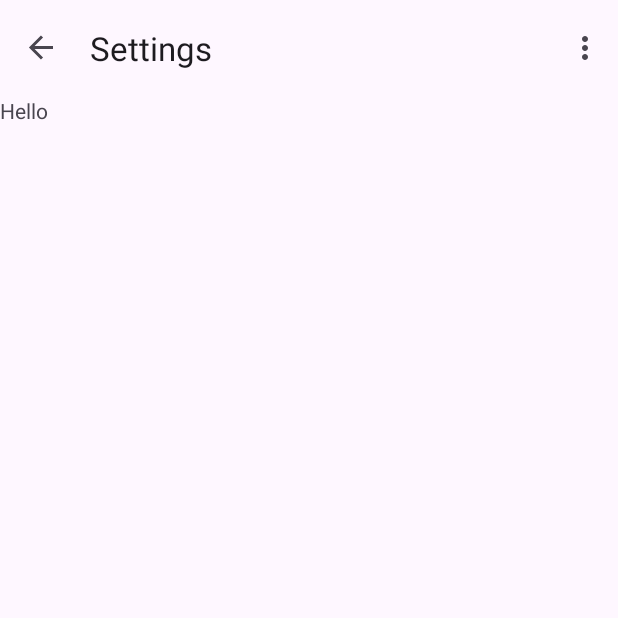
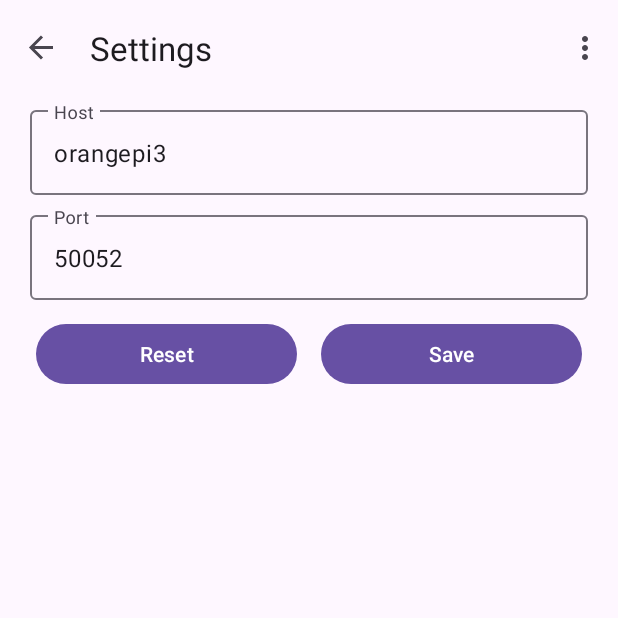
Before and after one commit to Greateapot/roaure, an Android app: the SettingsFragment screen opened through its navigation route, on a phone screen of 412 x 824 dp, the top half of it. Run offline under Robolectric (Android 15) with nearby library versions, the phone set to English and light mode, and no system bars; our stand-ins replace navigation-ui; 1 statement that could not run was skipped.

Commit message:
Settings (prefs), убрал некоторые todo

```diff
--- a/frontend/app/src/main/java/re/greateapot/roaure/App.java
+++ b/frontend/app/src/main/java/re/greateapot/roaure/App.java
@@ -9,7 +9,10 @@ public class App extends Application {
     public void onCreate() {
         super.onCreate();
 
-        // TODO: load host & port from prefs (with defaults: host: "orangepi3", port: 50052)
-        RoaureServiceClient.init("192.168.10.151", 50052);
+        var prefs = getSharedPreferences("conf", MODE_PRIVATE);
+        var host = prefs.getString(getResources().getString(R.string.backend_host), getResources().getString(R.string.backend_host_default));
+        var port = prefs.getInt(getResources().getString(R.string.backend_port), getResources().getInteger(R.integer.backend_port_default));
+
+        RoaureServiceClient.init(host, port);
     }
 }
--- a/frontend/app/src/main/java/re/greateapot/roaure/ui/iperf_server_conf/IperfServerConfFragment.java
+++ b/frontend/app/src/main/java/re/greateapot/roaure/ui/iperf_server_conf/IperfServerConfFragment.java
@@ -59,7 +59,6 @@ public class IperfServerConfFragment extends Fragment {
         });
 
         mViewModel.getStatusValue().observe(getViewLifecycleOwner(), value -> {
-            // TODO: code mapper (unavailable, deadline_exceeded & etc -> err occurred; other -> desc)
             String message = value.status.getCode().toString();
             Snackbar
                     .make(view, message, Snackbar.LENGTH_INDEFINITE)
--- a/frontend/app/src/main/java/re/greateapot/roaure/ui/main/MainActivity.java
+++ b/frontend/app/src/main/java/re/greateapot/roaure/ui/main/MainActivity.java
@@ -68,4 +68,6 @@ public class MainActivity extends AppCompatActivity {
         return NavigationUI.navigateUp(navController, appBarConfiguration)
                 || super.onSupportNavigateUp();
     }
+
+
 }
--- a/frontend/app/src/main/java/re/greateapot/roaure/ui/metrics/MetricsFragment.java
+++ b/frontend/app/src/main/java/re/greateapot/roaure/ui/metrics/MetricsFragment.java
@@ -111,7 +111,6 @@ public class MetricsFragment extends Fragment {
         });
 
         mViewModel.getStatusValue().observe(getViewLifecycleOwner(), value -> {
-            // TODO: code mapper (unavailable, deadline_exceeded & etc -> err occurred; other -> desc)
             String message = value.status.getCode().toString();
             Snackbar
                     .make(view, message, Snackbar.LENGTH_INDEFINITE)
--- a/frontend/app/src/main/java/re/greateapot/roaure/ui/monitor_conf/MonitorConfFragment.java
+++ b/frontend/app/src/main/java/re/greateapot/roaure/ui/monitor_conf/MonitorConfFragment.java
@@ -79,7 +79,6 @@ public class MonitorConfFragment extends Fragment {
         });
 
         mViewModel.getStatusValue().observe(getViewLifecycleOwner(), value -> {
-            // TODO: code mapper (unavailable, deadline_exceeded & etc -> err occurred; other -> desc)
             String message = value.status.getCode().toString();
             Snackbar
                     .make(view, message, Snackbar.LENGTH_INDEFINITE)
--- a/frontend/app/src/main/java/re/greateapot/roaure/ui/router_conf/RouterConfFragment.java
+++ b/frontend/app/src/main/java/re/greateapot/roaure/ui/router_conf/RouterConfFragment.java
@@ -69,7 +69,6 @@ public class RouterConfFragment extends Fragment {
         });
 
         mViewModel.getStatusValue().observe(getViewLifecycleOwner(), value -> {
-            // TODO: code mapper (unavailable, deadline_exceeded & etc -> err occurred; other -> desc)
             String message = value.status.getCode().toString();
             Snackbar
                     .make(view, message, Snackbar.LENGTH_INDEFINITE)
--- a/frontend/app/src/main/java/re/greateapot/roaure/ui/schedule/ScheduleFragment.java
+++ b/frontend/app/src/main/java/re/greateapot/roaure/ui/schedule/ScheduleFragment.java
@@ -121,7 +121,6 @@ public class ScheduleFragment extends Fragment {
                         .findNavController(activity, R.id.nav_host_fragment_content_main)
                         .navigateUp();
             } else {
-                // TODO: code mapper (unavailable, deadline_exceeded & etc -> err occurred; other -> desc)
                 String message = value.status.getCode().toString();
                 Snackbar
                         .make(view, message, Snackbar.LENGTH_INDEFINITE)
--- a/frontend/app/src/main/java/re/greateapot/roaure/ui/settings/SettingsFragment.java
+++ b/frontend/app/src/main/java/re/greateapot/roaure/ui/settings/SettingsFragment.java
@@ -1,5 +1,7 @@
 package re.greateapot.roaure.ui.settings;
 
+import android.content.Context;
+import android.content.Intent;
 import android.os.Bundle;
 import android.view.LayoutInflater;
 import android.view.View;
@@ -10,15 +12,15 @@ import androidx.annotation.Nullable;
 import androidx.fragment.app.Fragment;
 import androidx.lifecycle.ViewModelProvider;
 
+import com.google.android.material.snackbar.Snackbar;
+import com.google.android.material.textfield.TextInputLayout;
+
 import re.greateapot.roaure.R;
+import re.greateapot.roaure.ui.main.MainActivity;
 
 public class SettingsFragment extends Fragment {
 
     private SettingsViewModel mViewModel;
-
-    public static SettingsFragment newInstance() {
-        return new SettingsFragment();
-    }
 
     @Override
     public View onCreateView(@NonNull LayoutInflater inflater,
@@ -31,6 +33,71 @@ public class SettingsFragment extends Fragment {
     public void onViewCreated(@NonNull View view, @Nullable Bundle savedInstanceState) {
         super.onViewCreated(view, savedInstanceState);
         mViewModel = new ViewModelProvider(this).get(SettingsViewModel.class);
-        // TODO: Use the ViewModel
+
+        TextInputLayout h0 = view.findViewById(R.id.backend_host);
+        TextInputLayout p0 = view.findViewById(R.id.backend_port);
+
+        view.findViewById(R.id.reset_button).setOnClickListener(view1 -> loadParams());
+        view.findViewById(R.id.save_button).setOnClickListener(view1 -> {
+            var h1 = h0.getEditText();
+            var h2 = h1 != null ? h1.getText() : null;
+            var host = h2 != null ? h2.toString() : "";
+
+            var p1 = p0 != null ? p0.getEditText() : null;
+            var p2 = p1 != null ? p1.getText() : null;
+            var port = Integer.parseInt(p2 != null ? p2.toString() : "0");
+
+            dumpParams(view, host, port);
+        });
+
+        mViewModel.getHostValue().observe(getViewLifecycleOwner(), value -> {
+            var h1 = h0.getEditText();
+            if (h1 != null) h1.setText(value);
+        });
+
+        mViewModel.getPortValue().observe(getViewLifecycleOwner(), value -> {
+            var p1 = p0.getEditText();
+            if (p1 != null) p1.setText(String.valueOf(value));
+        });
+
+        loadParams();
+    }
+
+    protected void loadParams() {
+        var activity = getActivity();
+        if (activity == null) return;
+
+        var prefs = getActivity().getSharedPreferences("conf", Context.MODE_PRIVATE);
+        var host = prefs.getString(getResources().getString(R.string.backend_host), getResources().getString(R.string.backend_host_default));
+        var port = prefs.getInt(getResources().getString(R.string.backend_port), getResources().getInteger(R.integer.backend_port_default));
+
+        mViewModel.getHostValue().postValue(host);
+        mViewModel.getPortValue().postValue(port);
+    }
+
+    protected void dumpParams(View view, String host, int port) {
+        var activity = getActivity();
+        if (activity == null) return;
+
+        var prefs = getActivity().getSharedPreferences("conf", Context.MODE_PRIVATE);
+        var editor = prefs.edit();
+
+        editor.putString(getResources().getString(R.string.backend_host), host);
+        editor.putInt(getResources().getString(R.string.backend_port), port);
+        var result = editor.commit();
+
+        if (!result) {
+            Snackbar
+                    .make(view, "Unable to save", Snackbar.LENGTH_INDEFINITE)
+                    .setAction("Retry", view2 -> dumpParams(view, host, port))
+                    .show();
+            return;
+        }
+
+        var intent = new Intent(activity, MainActivity.class);
+        intent.addFlags(Intent.FLAG_ACTIVITY_NEW_TASK);
+        activity.startActivity(intent);
+        activity.finish();
+        Runtime.getRuntime().exit(0);
     }
 }
--- a/frontend/app/src/main/java/re/greateapot/roaure/ui/settings/SettingsViewModel.java
+++ b/frontend/app/src/main/java/re/greateapot/roaure/ui/settings/SettingsViewModel.java
@@ -1,7 +1,18 @@
 package re.greateapot.roaure.ui.settings;
 
+import androidx.lifecycle.MutableLiveData;
 import androidx.lifecycle.ViewModel;
 
+
 public class SettingsViewModel extends ViewModel {
-    // TODO: Implement the ViewModel
+    private final MutableLiveData<String> hostValue = new MutableLiveData<>();
+    private final MutableLiveData<Integer> portValue = new MutableLiveData<>();
+
+    public MutableLiveData<String> getHostValue() {
+        return hostValue;
+    }
+
+    public MutableLiveData<Integer> getPortValue() {
+        return portValue;
+    }
 }
--- a/frontend/app/src/main/res/layout/fragment_settings.xml
+++ b/frontend/app/src/main/res/layout/fragment_settings.xml
@@ -1,13 +1,70 @@
 <?xml version="1.0" encoding="utf-8"?>
-<FrameLayout xmlns:android="http://schemas.android.com/apk/res/android"
-    xmlns:tools="http://schemas.android.com/tools"
+<androidx.core.widget.NestedScrollView xmlns:android="http://schemas.android.com/apk/res/android"
+xmlns:tools="http://schemas.android.com/tools"
+android:layout_width="match_parent"
+android:layout_height="match_parent"
+android:paddingHorizontal="@dimen/fragment_padding"
+tools:context=".ui.settings.SettingsFragment">
+
+<LinearLayout
     android:layout_width="match_parent"
-    android:layout_height="match_parent"
-    tools:context=".ui.settings.SettingsFragment">
+    android:layout_height="wrap_content"
+    android:gravity="center"
+    android:orientation="vertical">
 
-    <TextView
+    <com.google.android.material.textfield.TextInputLayout
+        android:id="@+id/backend_host"
         android:layout_width="match_parent"
         android:layout_height="match_parent"
-        android:text="Hello" />
+        android:layout_margin="4dp"
+        android:hint="@string/text_input_hint_host">
 
-</FrameLayout>
+        <com.google.android.material.textfield.TextInputEditText
+            android:layout_width="match_parent"
+            android:layout_height="wrap_content"
+            android:maxLines="1" />
+
+    </com.google.android.material.textfield.TextInputLayout>
+
+    <com.google.android.material.textfield.TextInputLayout
+        android:id="@+id/backend_port"
+        android:layout_width="match_parent"
+        android:layout_height="match_parent"
+        android:layout_margin="4dp"
+        android:hint="@string/text_input_hint_port">
+
+        <com.google.android.material.textfield.TextInputEditText
+            android:layout_width="match_parent"
+            android:layout_height="wrap_content"
+            android:inputType="number"
+            android:maxLines="1" />
+
+    </com.google.android.material.textfield.TextInputLayout>
+
+    <LinearLayout
+        android:layout_width="match_parent"
+        android:layout_height="wrap_content"
+        android:orientation="horizontal"
+        android:weightSum="2">
+
+        <com.google.android.material.button.MaterialButton
+            android:id="@+id/reset_button"
+            android:layout_width="wrap_content"
+            android:layout_height="wrap_content"
+            android:layout_margin="8dp"
+            android:layout_weight="1"
+            android:text="@string/reset" />
+
+        <com.google.android.material.button.MaterialButton
+            android:id="@+id/save_button"
+            android:layout_width="wrap_content"
+            android:layout_height="wrap_content"
+            android:layout_margin="8dp"
+            android:layout_weight="1"
+            android:text="@string/save" />
+
+    </LinearLayout>
+
+</LinearLayout>
+
+</androidx.core.widget.NestedScrollView>
--- /dev/null
+++ b/frontend/app/src/main/res/values/integers.xml
@@ -0,0 +1,4 @@
+<?xml version="1.0" encoding="utf-8"?>
+<resources>
+    <integer name="backend_port_default">50052</integer>
+</resources>
--- a/frontend/app/src/main/res/values/strings.xml
+++ b/frontend/app/src/main/res/values/strings.xml
@@ -49,4 +49,7 @@
     <string name="refresh">Refresh</string>
     <string name="no">No</string>
     <string name="yes">Yes</string>
+    <string name="backend_host">backend_host</string>
+    <string name="backend_host_default">orangepi3</string>
+    <string name="backend_port">backend_port</string>
 </resources>
```
